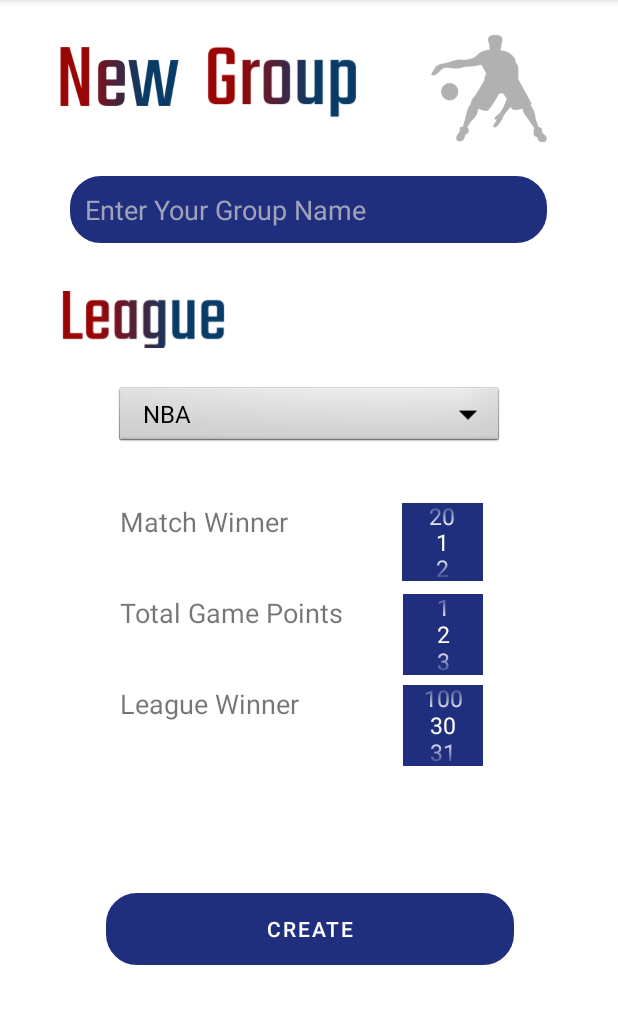
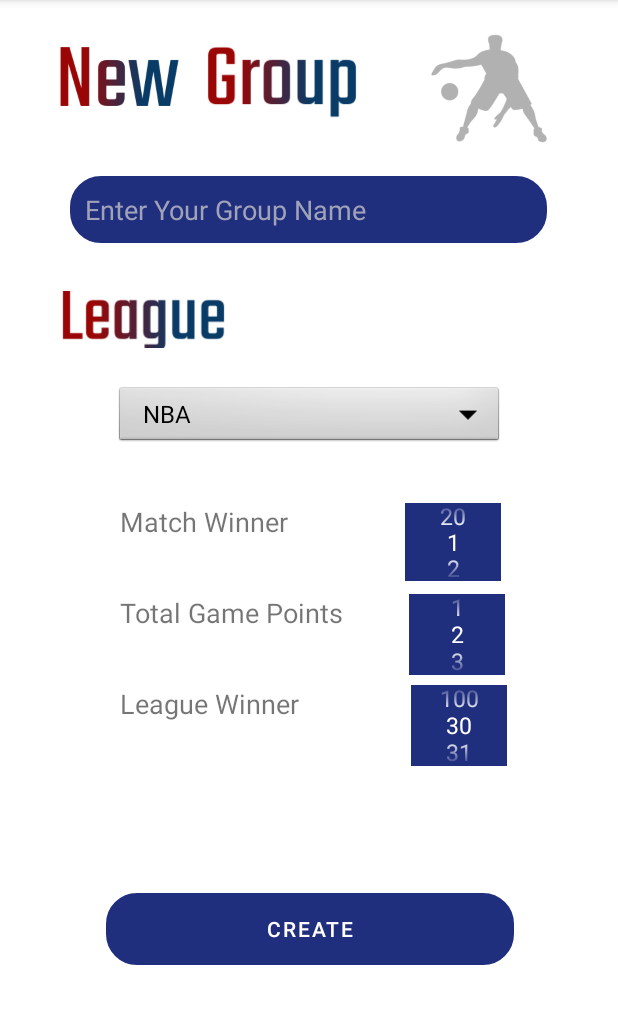
Before and after one commit to EdenShtein/iBet, an Android app: the CreateGroupFragment screen opened through its navigation route, on a phone screen of 412 x 824 dp, the part 84-1108 px from its top. Run offline under Robolectric (Android 15) with nearby library versions, the phone set to English and light mode, and no system bars.

Commit message:
more design changes

```diff
--- a/app/src/main/res/layout/fragment_create_group.xml
+++ b/app/src/main/res/layout/fragment_create_group.xml
@@ -9,34 +9,35 @@
 
     <NumberPicker
         android:id="@+id/create_group_picker2"
-        android:layout_width="54dp"
+        android:layout_width="wrap_content"
         android:layout_height="52dp"
-        android:layout_marginEnd="90dp"
         android:backgroundTint="#202E7E"
         android:theme="@style/NumberPickerTheme"
         app:layout_constraintEnd_toEndOf="parent"
+        app:layout_constraintStart_toEndOf="@+id/textView6"
         app:layout_constraintTop_toTopOf="@+id/textView6"
         tools:ignore="MissingConstraints"></NumberPicker>
 
     <NumberPicker
         android:id="@+id/create_group_picker3"
-        android:layout_width="53dp"
+        android:layout_width="wrap_content"
         android:layout_height="54dp"
-        android:layout_marginEnd="90dp"
+        android:layout_marginEnd="32dp"
         android:backgroundTint="#202E7E"
         android:theme="@style/NumberPickerTheme"
         app:layout_constraintEnd_toEndOf="parent"
+        app:layout_constraintStart_toEndOf="@+id/textView7"
         app:layout_constraintTop_toTopOf="@+id/textView7"
         tools:ignore="MissingConstraints"></NumberPicker>
 
     <NumberPicker
         android:id="@+id/create_group_picker"
-        android:layout_width="53dp"
+        android:layout_width="wrap_content"
         android:layout_height="54dp"
-        android:layout_marginEnd="90dp"
         android:backgroundTint="#202E7E"
         android:theme="@style/NumberPickerTheme"
         app:layout_constraintEnd_toEndOf="parent"
+        app:layout_constraintStart_toEndOf="@+id/textView"
         app:layout_constraintTop_toTopOf="@+id/textView"
         tools:ignore="MissingConstraints"></NumberPicker>
 
--- a/app/src/main/res/layout/fragment_dashboard.xml
+++ b/app/src/main/res/layout/fragment_dashboard.xml
@@ -27,7 +27,7 @@
         android:id="@+id/linearLayout"
         android:layout_width="match_parent"
         android:layout_height="wrap_content"
-        android:layout_marginTop="24dp"
+        android:layout_marginTop="16dp"
         android:gravity="center_horizontal"
         android:orientation="horizontal"
         android:weightSum="2"
@@ -358,6 +358,7 @@
         android:layout_width="wrap_content"
         android:layout_height="wrap_content"
         android:layout_marginStart="70dp"
+        android:layout_marginTop="8dp"
         android:layout_marginBottom="32dp"
         android:text="Past"
         app:layout_constraintBottom_toBottomOf="parent"
--- a/app/src/main/res/layout/fragment_login.xml
+++ b/app/src/main/res/layout/fragment_login.xml
@@ -12,7 +12,7 @@
         style="@style/Widget.AppCompat.Button.Borderless"
         android:layout_width="0dp"
         android:layout_height="48dp"
-        android:layout_marginStart="24dp"
+        android:layout_marginStart="16dp"
         android:layout_marginTop="16dp"
         android:layout_marginEnd="60dp"
         android:background="@drawable/customborder"
@@ -26,7 +26,7 @@
 
     <Button
         android:id="@+id/login_forgot_btn"
-        android:layout_width="0dp"
+        android:layout_width="wrap_content"
         android:layout_height="49dp"
         android:layout_marginStart="60dp"
         android:layout_marginTop="16dp"
```
Also changed, not shown: app/src/main/res/layout/fragment_main_feed.xml (+3 -5 lines).
